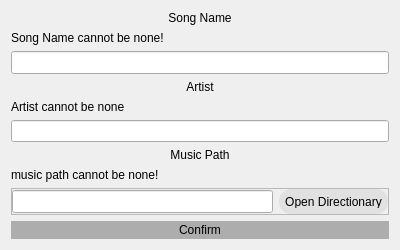
Before: the Qt Designer form addmusicwidget.ui in X-PLANE1111111/MusicPlayer, drawn with Qt 5.
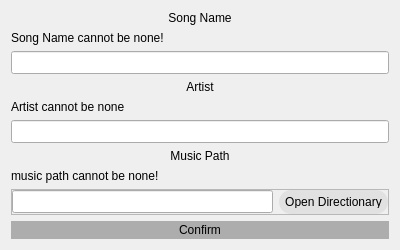
After: the same form once the commit is applied. Icons and pictures are not drawn.

```diff
--- a/addmusicwidget.ui
+++ b/addmusicwidget.ui
@@ -71,7 +71,14 @@
     </widget>
    </item>
    <item>
-    <widget class="QLineEdit" name="lineEdit_artist"/>
+    <widget class="QLineEdit" name="lineEdit_artist">
+     <property name="font">
+      <font>
+       <family>Consolas</family>
+       <pointsize>10</pointsize>
+      </font>
+     </property>
+    </widget>
    </item>
    <item>
     <widget class="QLabel" name="label_2">
```
Left out of the diff: 8 changed lines with no effect on the pictures.
